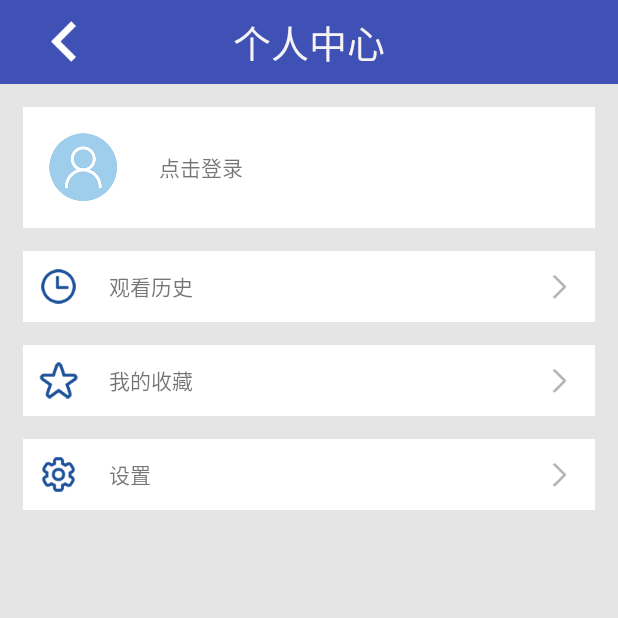
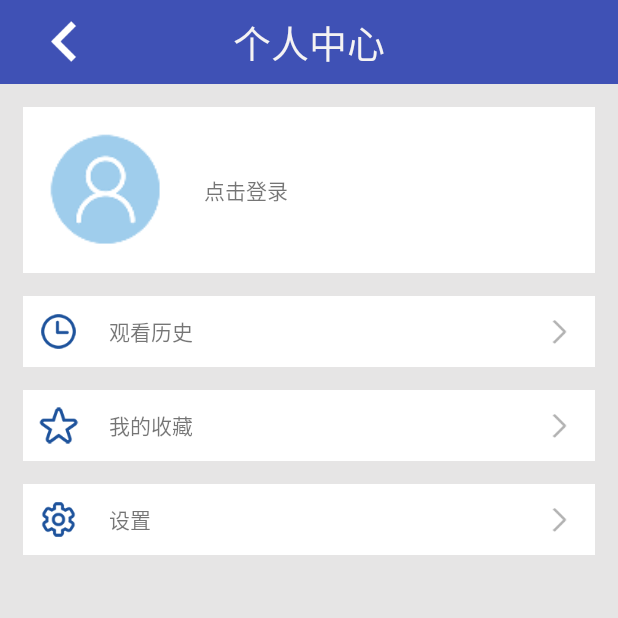
Before and after one commit to zj1173171513/IPanda, an Android app: the screen it shows after launch (PersonalActivity), after a tap on an icon or button, on a phone screen of 412 x 824 dp, the top half of it. Run offline under Robolectric (Android 15) with nearby library versions, the phone set to English and light mode, and no system bars; our stand-ins replace ButterKnife; libraries missing offline, so code that uses them is left out: com.recker.flybanner; pictures from the network do not load.

Commit message:
提交
张坤 2017年9月21日20:34:27

```diff
--- a/app/src/main/java/cn/co/com/newpanda/app/App.java
+++ b/app/src/main/java/cn/co/com/newpanda/app/App.java
@@ -23,6 +23,15 @@ public class App extends Application {
     public static Context mContext;
     public static int PAGER =1;
 
+    public static Context getContext() {
+        return context;
+    }
+    {
+
+        PlatformConfig.setWeixin("wx967daebe835fbeac", "5bb696d9ccd75a38c8a0bfe0675559b3");
+        PlatformConfig.setQQZone("100424468", "c7394704798a158208a74ab60104f0ba");
+        PlatformConfig.setSinaWeibo("906063583", "003aade4244b070ff9e26b9dec446894", "http://sns.whalecloud.com");
+    }
     @Override
     public void onCreate() {
         super.onCreate();
@@ -31,24 +40,10 @@ public class App extends Application {
         QueuedWork.isUseThreadPool = false;
 
         UMShareAPI.get(this);
-        Config.DEBUG =true;
-//分享平台
-        PlatformConfig.setWeixin("wxdc1e388c3822c80b", "3baf1193c85774b3fd9d18447d76cab0");
-        PlatformConfig.setQQZone("100424468", "c7394704798a158208a74ab60104f0ba");
-        PlatformConfig.setSinaWeibo("3921700954", "9c29cc8bc30f5edc087bde312ef083a1","http://sns.whalecloud.com");
-
-
-        mContext =getApplicationContext();
+        Config.DEBUG = true;
     }
 
 
 
-    /**
-     * 获取全局的Context
-     * @return
-     */
-    public static Context getContext(){
-        return context;
-    }
 
 }
--- a/app/src/main/java/cn/co/com/newpanda/view/activity/PersonalActivity.java
+++ b/app/src/main/java/cn/co/com/newpanda/view/activity/PersonalActivity.java
@@ -3,8 +3,12 @@ package cn.co.com.newpanda.view.activity;
 import android.content.Intent;
 import android.os.Bundle;
 import android.support.v7.app.AppCompatActivity;
+import android.util.Log;
 import android.view.View;
+import android.widget.ImageView;
 import android.widget.LinearLayout;
+
+import com.bumptech.glide.Glide;
 
 import cn.co.com.newpanda.R;
 
@@ -14,6 +18,7 @@ public class PersonalActivity extends AppCompatActivity {
     private LinearLayout personal_history;
     private LinearLayout personal_collect;
     private LinearLayout personal_setting;
+    private ImageView iconurl;
 
     @Override
     protected void onCreate(Bundle savedInstanceState) {
@@ -21,6 +26,18 @@ public class PersonalActivity extends AppCompatActivity {
         setContentView(R.layout.activity_personal);
         initView();
         initData();
+        initIntent();
+    }
+
+    private void initIntent() {
+        Intent intent = getIntent();
+        String iconur = intent.getStringExtra("iconurl");
+        if (iconur == null){
+            return;
+        }else {
+            Glide.with(this).load(iconur).into(iconurl);
+            Log.e("TAG",iconur);
+        }
     }
 
 
@@ -29,6 +46,7 @@ public class PersonalActivity extends AppCompatActivity {
         personal_history = (LinearLayout) findViewById(R.id.personal_history);
         personal_collect = (LinearLayout) findViewById(R.id.personal_collect);
         personal_setting = (LinearLayout) findViewById(R.id.personal_setting);
+        iconurl = (ImageView) findViewById(R.id.iconurl);
     }
 
     private void initData() {
--- a/app/src/main/res/layout/activity_personal.xml
+++ b/app/src/main/res/layout/activity_personal.xml
@@ -37,8 +37,9 @@
         android:background="#ffffff">
 
         <ImageView
-            android:layout_width="wrap_content"
-            android:layout_height="wrap_content"
+            android:id="@+id/iconurl"
+            android:layout_width="80dp"
+            android:layout_height="80dp"
             android:layout_margin="15dp"
             android:src="@mipmap/personal_login_head" />
 
--- a/build.gradle
+++ b/build.gradle
@@ -5,7 +5,7 @@ buildscript {
         jcenter()
     }
     dependencies {
-        classpath 'com.android.tools.build:gradle:2.2.2'
+        classpath 'com.android.tools.build:gradle:2.3.1'
         classpath 'org.greenrobot:greendao-gradle-plugin:3.2.0'
         // NOTE: Do not place your application dependencies here; they belong
         // in the individual module build.gradle files
```
Also changed, not shown: app/build.gradle (+6 -2 lines), app/src/main/AndroidManifest.xml (+4 -5 lines), app/src/main/java/cn/co/com/newpanda/view/activity/landfallActivity.java (+40 -3 lines), app/src/main/res/layout/item_footer_broad.xml (added, +10 -0 lines), gradle/wrapper/gradle-wrapper.properties.
